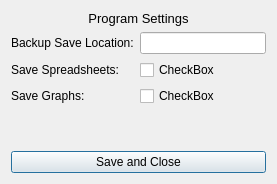
Qt form settingsdialog.ui (miyamot0/DataTracker3) before a commit.
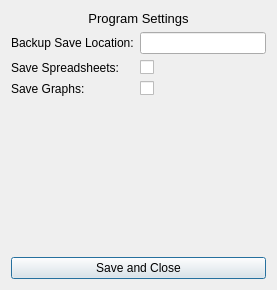
The same form after that commit.

```diff
--- a/settingsdialog.ui
+++ b/settingsdialog.ui
@@ -7,7 +7,7 @@
     <x>0</x>
     <y>0</y>
     <width>277</width>
-    <height>184</height>
+    <height>290</height>
    </rect>
   </property>
   <property name="windowTitle">
@@ -52,7 +52,7 @@
      <item row="1" column="1">
       <widget class="QCheckBox" name="checkBox">
        <property name="text">
-        <string>CheckBox</string>
+        <string/>
        </property>
       </widget>
      </item>
@@ -66,7 +66,7 @@
      <item row="2" column="1">
       <widget class="QCheckBox" name="checkBox_2">
        <property name="text">
-        <string>CheckBox</string>
+        <string/>
        </property>
       </widget>
      </item>
```
Left out of the diff: 12 changed lines with no effect on the pictures.
